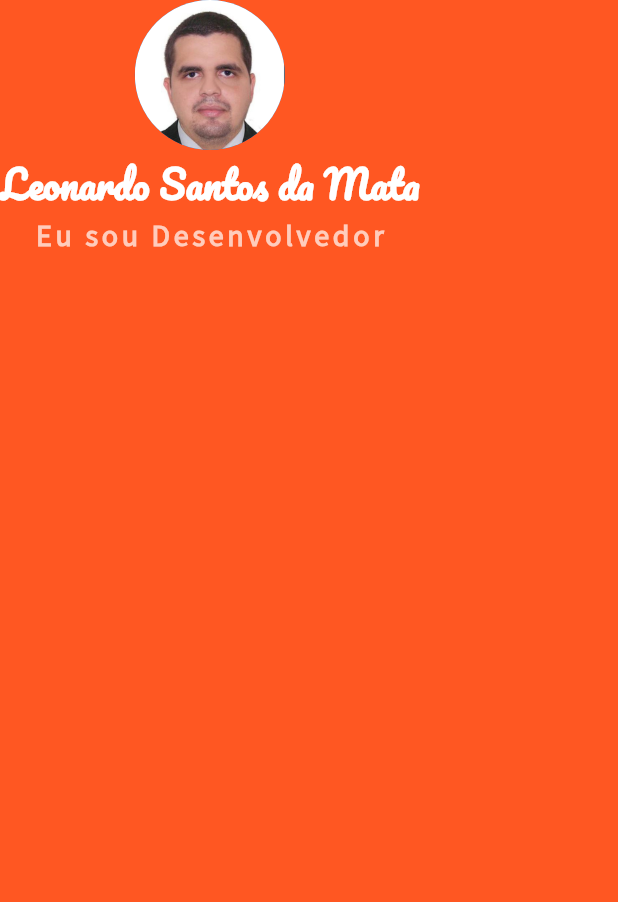
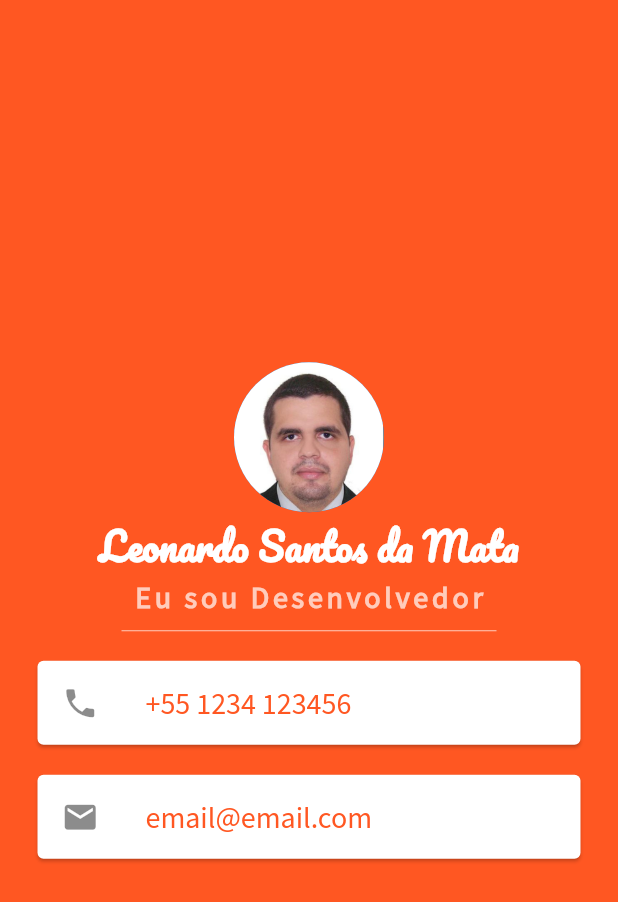
Before and after one commit to leonardodamata/my_card, a Flutter app: the screen it shows after launch, on a phone screen of 412 x 824 dp. Shown: the top 902 px of the screen. Run offline on Flutter 3.47's test engine with Material 2 defaults, Android fonts, the phone set to English and light mode, and no system bars.

Commit message:
19 - App MyCard - Como usar os widgets Card e ListTile do Flutter - Curso de Flutter e Dart
Curso de Flutter e Dart

```diff
--- a/lib/main.dart
+++ b/lib/main.dart
@@ -14,25 +14,69 @@ class MeuApp extends StatelessWidget {
         backgroundColor: Colors.deepOrange,
         body: SafeArea(
           child: Column(
+            mainAxisAlignment: MainAxisAlignment.center,
             children: <Widget>[
-              CircleAvatar(
+              const CircleAvatar(
                 backgroundImage: AssetImage('imagens/foto.png'),
                 radius: 50.0,
               ),
-              Text('Leonardo Santos da Mata',
-                style: TextStyle(fontSize: 25.0,
+              const Text(
+                'Leonardo Santos da Mata',
+                style: TextStyle(
+                    fontSize: 25.0,
                     color: Colors.white,
                     fontWeight: FontWeight.bold,
-                  fontFamily: 'Pacifico'
+                    fontFamily: 'Pacifico'),
               ),
-              ),
-              Text('Eu sou Desenvolvedor',
+              Text(
+                'Eu sou Desenvolvedor',
                 style: TextStyle(
                   fontFamily: 'SourceSansPro',
                   color: Colors.deepOrange.shade100,
                   fontSize: 20.0,
                   letterSpacing: 2.5,
                   fontWeight: FontWeight.bold,
+                ),
+              ),
+              SizedBox(
+                width: 250.0,
+                height: 20.0,
+                child: Divider(
+                  color: Colors.deepOrange.shade100,
+                ),
+              ),
+             Card(
+                margin: EdgeInsets.symmetric(vertical: 10.0, horizontal: 25.0),
+                child: ListTile(
+                  leading: Icon(
+                    Icons.phone,
+                    size: 25.0,
+                  ),
+                  title: Text(
+                    '+55 1234 123456',
+                    style: TextStyle(
+                      color: Colors.deepOrange,
+                      fontFamily: 'SourceSansPro',
+                      fontSize: 20.0,
+                    ),
+                  ),
+                ),
+              ),
+              Card(
+                margin: EdgeInsets.symmetric(vertical: 10.0, horizontal: 25.0),
+                child: ListTile(
+                  leading: Icon(
+                    Icons.email,
+                    size: 25.0,
+                  ),
+                  title: Text(
+                    'email@email.com',
+                    style: TextStyle(
+                      color: Colors.deepOrange,
+                      fontFamily: 'SourceSansPro',
+                      fontSize: 20.0,
+                    ),
+                  ),
                 ),
               ),
             ],
```
Lines whose indentation alone changed are shown as unchanged.
